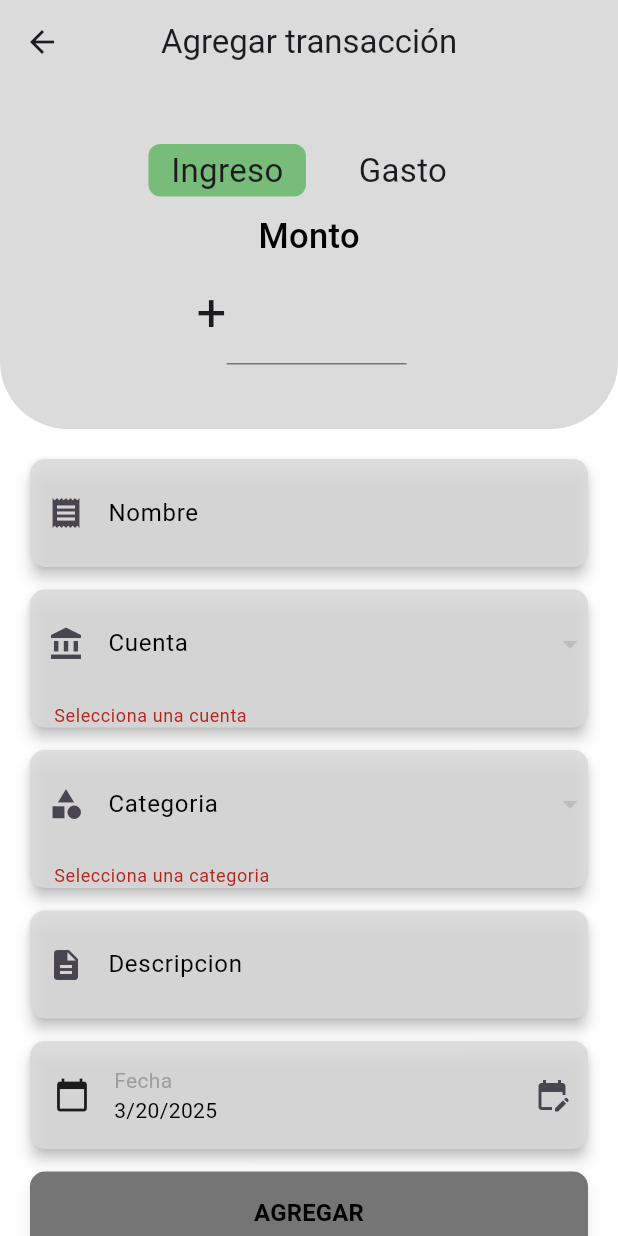
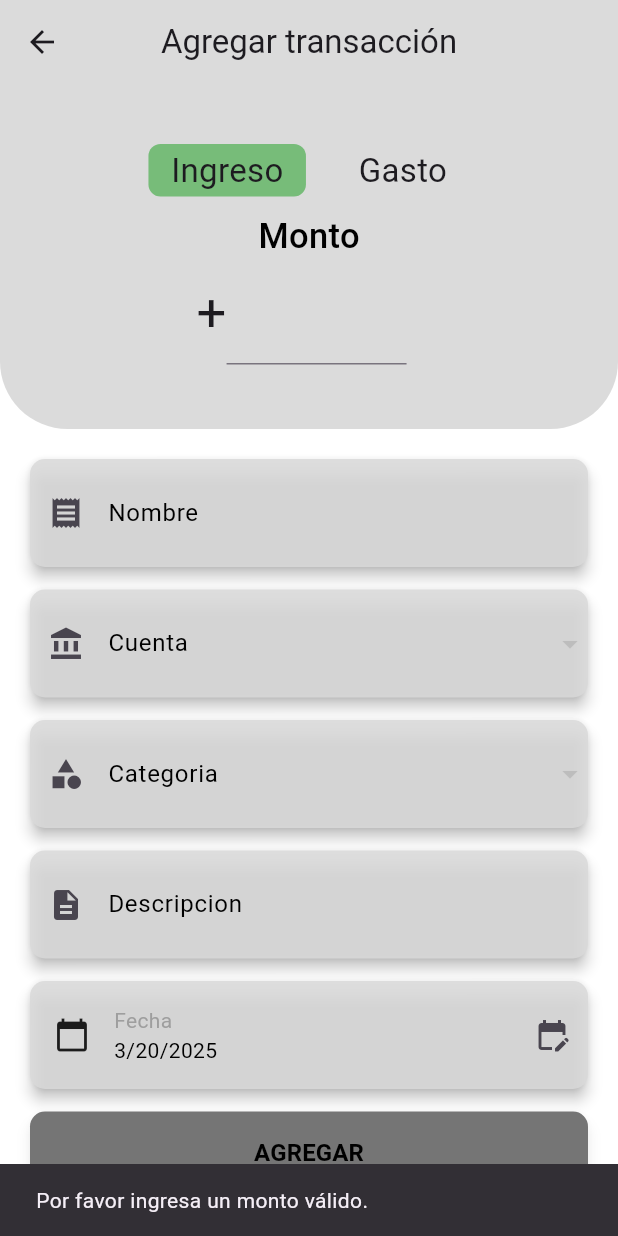
Before and after one commit to Kevindasilvaa/Proyecto_ingenieria_software, a Flutter app: the AddTransactionsPage screen opened by its route, after a tap on "AGREGAR", on a phone screen of 412 x 824 dp. Run offline on Flutter 3.47's test engine with Material 3 defaults, Android fonts, the phone set to English and light mode, and no system bars; our stand-ins replace cloud_firestore, firebase_auth, firebase_core, fl_chart, google_sign_in, table_calendar; accounts and stored records are empty.

Commit message:
arreglo busg al agregar transaccion

```diff
--- a/lib/views/screens/addTransactions.dart
+++ b/lib/views/screens/addTransactions.dart
@@ -233,11 +233,17 @@ class _AddTransactionsPageState extends State<AddTransactionsPage> {
                                   prefixIcon: Icon(Icons.receipt),
                                   labelText: 'Nombre',
                                   labelStyle: TextStyle(
-                                      color:
-                                          const Color.fromARGB(255, 0, 0, 0)),
+                                    color: const Color.fromARGB(255, 0, 0, 0),
+                                  ),
                                   border: InputBorder.none,
                                   contentPadding: EdgeInsets.all(16.0),
                                 ),
+                                validator: (value) {
+                                  if (value == null || value.isEmpty) {
+                                    return 'Por favor, ingresa un nombre.';
+                                  }
+                                  return null;
+                                },
                               ),
                             ),
                             SizedBox(height: 15.0),
@@ -267,13 +273,13 @@ class _AddTransactionsPageState extends State<AddTransactionsPage> {
                             }).toList(),
                             validator: (value) {
                               if (value == null) {
-                                return 'Selecciona una cuenta';
+                                return 'Por favor, selecciona una cuenta.';
                               }
                               return null;
                             },
                           ),
                         ),
-                        SizedBox(height: 15.0),
+                            SizedBox(height: 15.0),
                              Material(
                               elevation: 4.0,
                               borderRadius: BorderRadius.circular(10.0),
@@ -303,7 +309,7 @@ class _AddTransactionsPageState extends State<AddTransactionsPage> {
                                 }).toList(),
                                 validator: (value) {
                                   if (value == null) {
-                                    return 'Selecciona una categoria';
+                                    return 'Por favor, selecciona una categoria.';
                                   }
                                   return null;
                                 },
@@ -400,6 +406,17 @@ class _AddTransactionsPageState extends State<AddTransactionsPage> {
                                           setState(() {
                                             _isLoading = true; // Muestra el indicador de carga
                                           });
+
+                                          //Verifica si el monto esta vacio o null y finaliza el metodo en ese caso y envia un scarffold
+                                          if (_montoController.text.isEmpty || double.tryParse(_montoController.text) == null) {
+                                            ScaffoldMessenger.of(context).showSnackBar(
+                                              SnackBar(content: Text('Por favor ingresa un monto válido.')),
+                                            );
+                                            setState(() {
+                                              _isLoading = false; // Ocultar el indicador si el monto no es válido
+                                            });
+                                            return;
+                                          }
 
                                           if (_formKey.currentState!.validate()) {
                                             final nuevaTransaccion = Transaccion(
```
Also changed, not shown: pubspec.lock.
